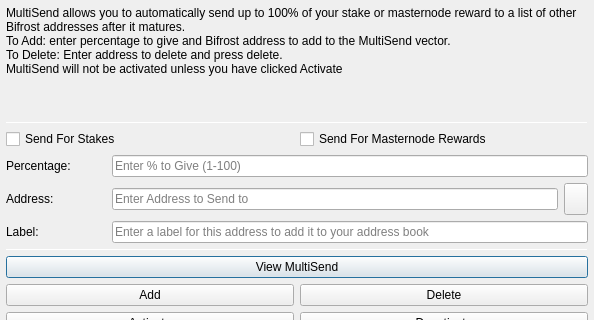
Qt form src/qt/forms/multisenddialog.ui (EvilCrypto/MasterBitPOS) before a commit; both pictures show x 0 to 594 and y 0 to 320 of the 594 by 526 pixel window.
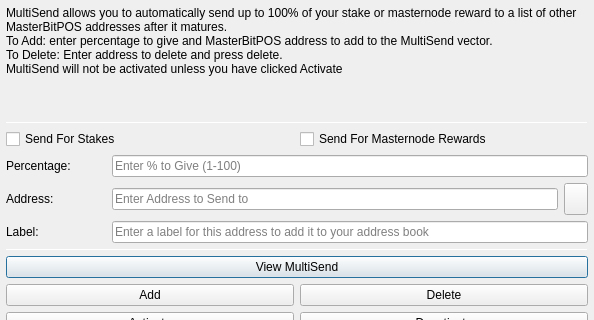
The same form after that commit. Icons and pictures are not drawn.

Patch:
```diff
--- a/src/qt/forms/multisenddialog.ui
+++ b/src/qt/forms/multisenddialog.ui
@@ -37,8 +37,8 @@
         <number>1</number>
        </property>
        <property name="text">
-        <string>MultiSend allows you to automatically send up to 100% of your stake or masternode reward to a list of other Bifrost addresses after it matures.
-To Add: enter percentage to give and Bifrost address to add to the MultiSend vector.
+        <string>MultiSend allows you to automatically send up to 100% of your stake or masternode reward to a list of other MasterBitPOS addresses after it matures.
+To Add: enter percentage to give and MasterBitPOS address to add to the MultiSend vector.
 To Delete: Enter address to delete and press delete.
 MultiSend will not be activated unless you have clicked Activate</string>
        </property>
```
Left out of the diff: 4 changed lines with no effect on the pictures.
